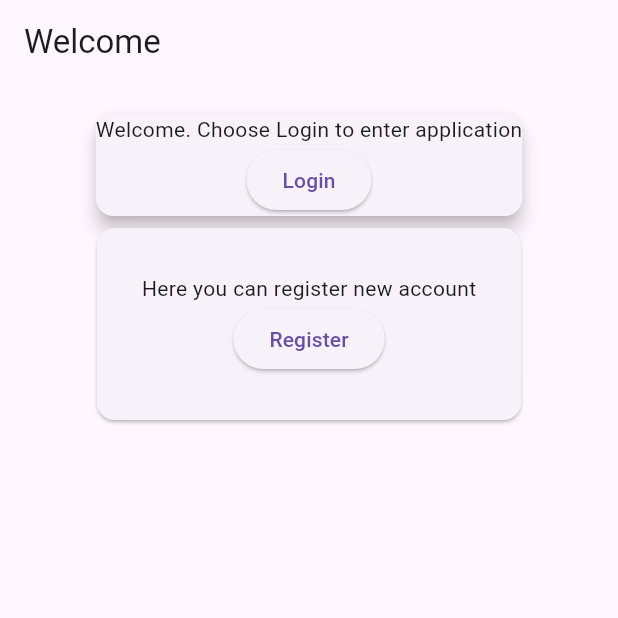
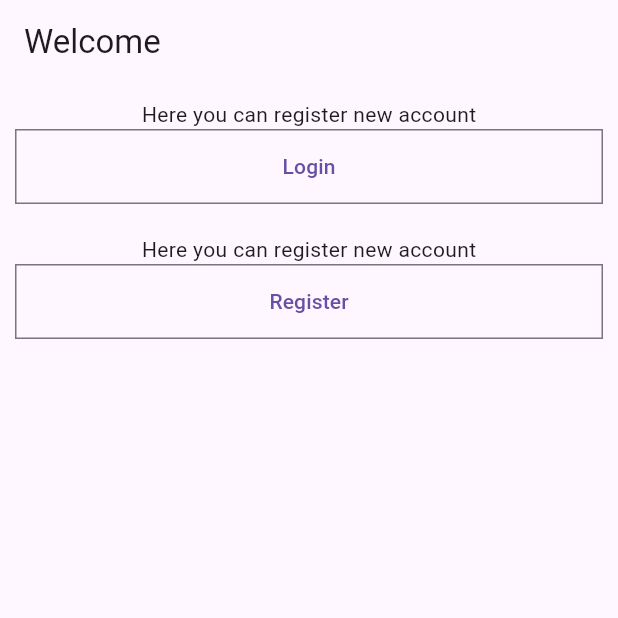
Before and after one commit to rafalzygadlo/flutter, a Flutter app: the screen it shows after launch, on a phone screen of 412 x 824 dp, the top half of it. Run offline on Flutter 3.47's test engine with Material 3 defaults, Android fonts, the phone set to English and light mode, and no system bars.

Commit message:
login, register look and feel, navigation

```diff
--- a/lib/main.dart
+++ b/lib/main.dart
@@ -1,11 +1,11 @@
 import 'package:flutter/material.dart';
 import 'package:flutter_application_2/presentation/pages/welcome.dart';
 
-void main() => runApp(const MyApp());
+void main() => runApp(const App());
 
 
-class MyApp extends StatelessWidget {
-  const MyApp({super.key});
+class App extends StatelessWidget {
+  const App({super.key});
 
   // This widget is the root of your application.
   @override
--- a/lib/presentation/pages/topmenu.dart
+++ b/lib/presentation/pages/menu.dart
@@ -3,8 +3,8 @@ import 'package:flutter/material.dart';
 import 'package:flutter_application_2/presentation/pages/home.dart';
 import 'package:flutter_application_2/presentation/pages/home/profile.dart';
 
-class TopMenuPage extends StatelessWidget {
-  const TopMenuPage({super.key});
+class MenuPage extends StatelessWidget {
+  const MenuPage({super.key});
 
   @override
   Widget build(BuildContext context) {
@@ -14,6 +14,7 @@ class TopMenuPage extends StatelessWidget {
       length: 4, // Liczba zakładek
       child: Scaffold(
         appBar: AppBar(
+          automaticallyImplyLeading: false,
           title: Text('Menu'),
           bottom: TabBar(
             tabs: [
--- a/lib/presentation/pages/welcome.dart
+++ b/lib/presentation/pages/welcome.dart
@@ -11,35 +11,51 @@ class WelcomePageState extends State<WelcomePage> {
   Widget build(BuildContext context) {
     return Scaffold(
       appBar: AppBar(title: Text('Welcome')),
-      body: Padding(
-        padding: EdgeInsets.all(16.0),
-        child: Center(
-          child:
-          Column(
-            children: [
-              Card(
-                elevation: 5,
+      body: Column(
+        children: [_buttonLogin(), _buttonRegister()]
+      ),
+    );
+  }
 
+  Widget _buttonLogin() {
+    return Padding(
+      padding: EdgeInsets.fromLTRB(10,10,10,10),
       child: Column(
         children: [
-                  Text('Welcome. Choose Login to enter application'),
-                  ElevatedButton(
-                    onPressed:
-                    () =>
-                        {} /* Navigator.push(context, MaterialPageRoute(builder: (context) => RegisterPage())) */,
+           Text('Here you can register new account'),
+          OutlinedButton(
+            style: OutlinedButton.styleFrom(
+              minimumSize: Size(double.infinity, 50),
+              shape: RoundedRectangleBorder(
+                borderRadius: BorderRadius.circular(0),
+              ),
+            ),
+            onPressed: () {
+              Navigator.push(
+                context,
+                MaterialPageRoute(builder: (context) => LoginPage()),
+              );
+            },
             child: Text('Login'),
           ),
-          ],)
+        ],
       ),
+    );
+  }
 
-          Card(
-            child:Padding(
-
-              padding: EdgeInsets.all(30),
-              child:
-            Column(children: [
+Widget _buttonRegister() {
+    return Padding(
+      padding: EdgeInsets.fromLTRB(10,10,10,10),
+      child: Column(
+        children: [
            Text('Here you can register new account'),
-              ElevatedButton(
+          OutlinedButton(
+            style: OutlinedButton.styleFrom(
+              minimumSize: Size(double.infinity, 50),
+              shape: RoundedRectangleBorder(
+                borderRadius: BorderRadius.circular(0),
+              ),
+            ),
             onPressed: () {
               Navigator.push(
                 context,
@@ -47,13 +63,12 @@ class WelcomePageState extends State<WelcomePage> {
               );
             },
             child: Text('Register'),
-              )
-            ]),
           ),
-          ),
-      ]),
-      ),
+        ],
       ),
     );
   }
+
+
+
 }
```
Also changed, not shown: lib/presentation/pages/login.dart (+24 -38 lines), 1 other file. Lines whose indentation alone changed are shown as unchanged.
